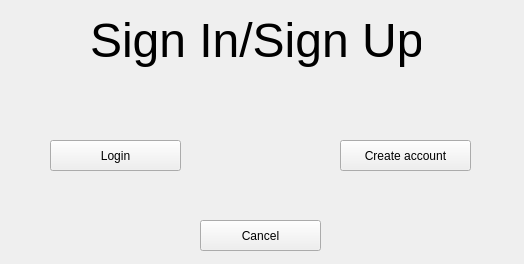
Old version of the form GUI/UIs/sign_window.ui in the repository Matias157/PKC.
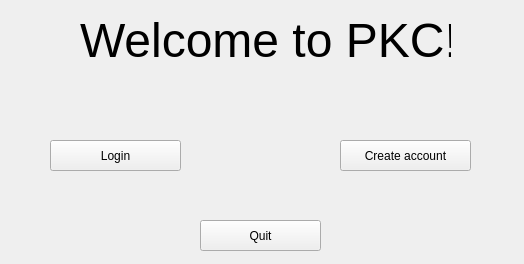
New version of the form.

The edit to the form file:
```diff
--- a/GUI/UIs/sign_window.ui
+++ b/GUI/UIs/sign_window.ui
@@ -29,9 +29,9 @@
   <widget class="QLabel" name="sign_title">
    <property name="geometry">
     <rect>
-     <x>90</x>
+     <x>80</x>
      <y>10</y>
-     <width>331</width>
+     <width>371</width>
      <height>61</height>
     </rect>
    </property>
@@ -41,7 +41,7 @@
     </font>
    </property>
    <property name="text">
-    <string>Sign In/Sign Up</string>
+    <string>Welcome to PKC!</string>
    </property>
   </widget>
   <widget class="QPushButton" name="sign_button_2">
@@ -67,7 +67,7 @@
     </rect>
    </property>
    <property name="text">
-    <string>Cancel</string>
+    <string>Quit</string>
    </property>
   </widget>
  </widget>
```
